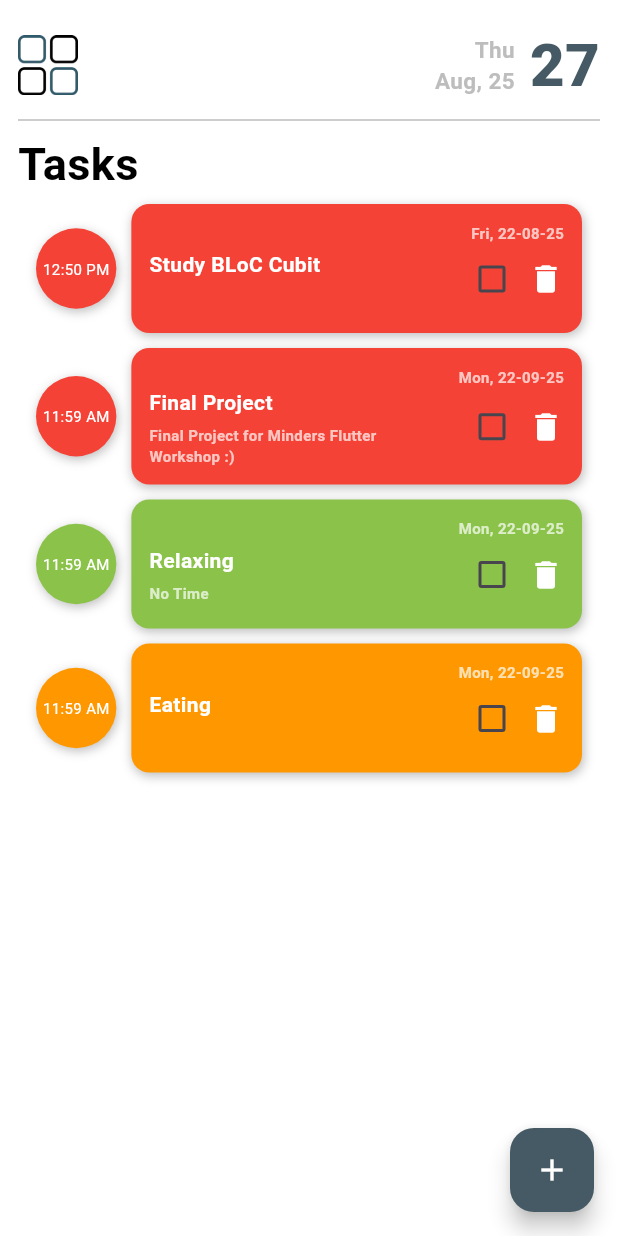
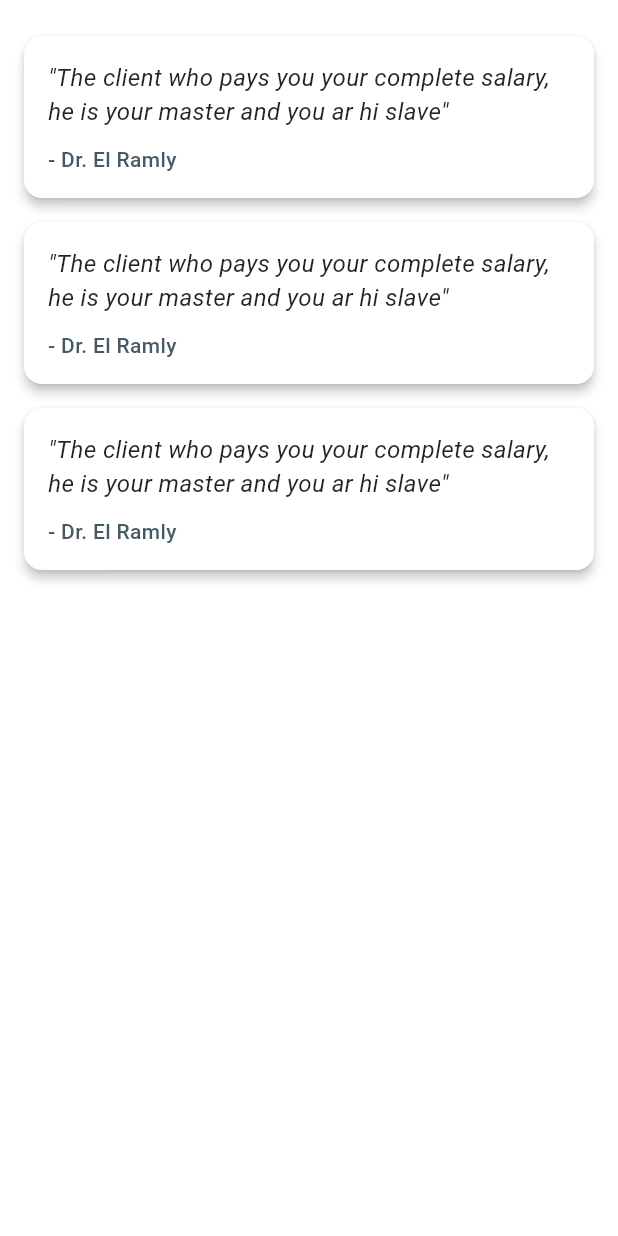
Before and after one commit to flutterworkshop2025/Session_6_Demo, a Flutter app: the screen it shows after launch, on a phone screen of 412 x 824 dp. Run offline on Flutter 3.47's test engine with Material 3 defaults, Android fonts, the phone set to English and light mode, and no system bars; our stand-ins replace equatable, flutter_bloc, hive_flutter; accounts and stored records are empty.

Commit message:
bottomNav + Qoute Screen

```diff
--- a/lib/core/dummy_data.dart
+++ b/lib/core/dummy_data.dart
@@ -1,6 +1,6 @@
-
 import '../feature/Tasks/data/model/priority_level.dart';
 import '../feature/Tasks/data/model/Task.dart';
+import '../feature/quote/data/model/qoute.dart';
 import 'app_data.dart';
 
 class DummyData {
@@ -16,23 +16,40 @@ class DummyData {
       title: "Final Project",
       dateTime: DateTime(2025, 9, 22, 11, 59),
       isComplete: false,
-       priority: Data.priorities[PriorityLevel.high]!,
-      description: "Final Project for Minders Flutter Workshop :)"
+      priority: Data.priorities[PriorityLevel.high]!,
+      description: "Final Project for Minders Flutter Workshop :)",
     ),
 
-     Task(
+    Task(
       title: "Relaxing",
       dateTime: DateTime(2025, 9, 22, 11, 59),
       isComplete: false,
-       priority: Data.priorities[PriorityLevel.low]!,
-      description: "No Time"
+      priority: Data.priorities[PriorityLevel.low]!,
+      description: "No Time",
     ),
 
-     Task(
+    Task(
       title: "Eating",
       dateTime: DateTime(2025, 9, 22, 11, 59),
       isComplete: false,
-       priority: Data.priorities[PriorityLevel.moderate]!,
+      priority: Data.priorities[PriorityLevel.moderate]!,
+    ),
+  ];
+
+  static final List<Qoute> qoutes = [
+    Qoute(
+      content:
+          "The client who pays you your complete salary, he is your master and you ar hi slave",
+      author: "Dr. El Ramly",
+    ),
+    Qoute(
+      content:
+          "The client who pays you your complete salary, he is your master and you ar hi slave",
+      author: "Dr. El Ramly",
+    ),Qoute(
+      content:
+          "The client who pays you your complete salary, he is your master and you ar hi slave",
+      author: "Dr. El Ramly",
     ),
   ];
 }
--- a/lib/feature/Tasks/presentation/screens/home_screen/home_screen.dart
+++ b/lib/feature/Tasks/presentation/screens/home_screen/home_screen.dart
@@ -2,7 +2,6 @@ import 'package:flutter/material.dart';
 import 'package:intl/intl.dart';
 
 import '../../../../../core/app_colors.dart';
-import '../../../../../core/app_data.dart';
 import '../../../../../core/dummy_data.dart';
 import '../../../data/model/Priority.dart';
 import '../../../data/model/Task.dart';
--- /dev/null
+++ b/lib/feature/quote/data/model/qoute.dart
@@ -0,0 +1,12 @@
+// ignore_for_file: public_member_api_docs, sort_constructors_first
+class Qoute {
+  String? content;
+  String? author;
+
+  Qoute({
+    this.content,
+    this.author,
+  });
+
+
+}
--- /dev/null
+++ b/lib/feature/quote/view/screen/qoute_screen/qoute_screen.dart
@@ -0,0 +1,59 @@
+import 'package:flutter/material.dart';
+
+import '../../../../../core/app_colors.dart';
+import '../../../../../core/dummy_data.dart';
+import '../../../data/model/qoute.dart';
+
+class QouteScreen extends StatelessWidget {
+  QouteScreen({super.key});
+
+  final List<Qoute> qoutes = DummyData.qoutes;
+
+  @override
+  Widget build(BuildContext context) {
+    return Scaffold(
+      body: SafeArea(
+        child: ListView.builder(
+          padding: const EdgeInsets.all(16),
+          itemCount: qoutes.length,
+          itemBuilder: (context, index) {
+            final Qoute qoute = qoutes[index];
+            return Card(
+              color: Colors.white,
+              elevation: 3,
+              margin: const EdgeInsets.symmetric(vertical: 8),
+              shape: RoundedRectangleBorder(
+                borderRadius: BorderRadius.circular(12),
+              ),
+              child: Padding(
+                padding: const EdgeInsets.all(16.0),
+                child: Column(
+                  crossAxisAlignment: CrossAxisAlignment.start,
+                  children: [
+                    Text(
+                      '"${qoute.content ?? ""}"',
+                      style: const TextStyle(
+                        fontSize: 16,
+                        fontStyle: FontStyle.italic,
+                        color: Colors.black87,
+                      ),
+                    ),
+                    const SizedBox(height: 10),
+                    Text(
+                      "- ${qoute.author ?? "Unknown"}",
+                      style: TextStyle(
+                        fontSize: 14,
+                        fontWeight: FontWeight.w500,
+                        color: AppColors.mainColor,
+                      ),
+                    ),
+                  ],
+                ),
+              ),
+            );
+          },
+        ),
+      ),
+    );
+  }
+}
--- a/lib/main.dart
+++ b/lib/main.dart
@@ -3,9 +3,11 @@ import 'package:flutter/material.dart';
 import 'package:flutter_bloc/flutter_bloc.dart';
 import 'package:hive_flutter/hive_flutter.dart';
 
+import 'core/widgets/navigation/bottom_navigator.dart';
 import 'feature/Tasks/data/model/Task.dart';
 import 'feature/Tasks/presentation/screens/home_screen/home_screen.dart';
 import 'feature/Tasks/view_model/bloc/task_bloc.dart';
+import 'feature/quote/view/screen/qoute_screen/qoute_screen.dart';
 
 void main() async {
   WidgetsFlutterBinding.ensureInitialized();
@@ -41,7 +43,7 @@ class MyApp extends StatelessWidget {
           debugShowCheckedModeBanner: false,
           theme: ThemeData(scaffoldBackgroundColor: Colors.white),
           title: 'Flutter Demo',
-          home: HomeScreen(),
+          home: QouteScreen(),
         ),
       ),
     );
```
Also changed, not shown: lib/core/widgets/navigation/bottom_navigator.dart (added, +57 -0 lines), lib/feature/quote/view_model/quote_bloc/quote_cubit.dart (added), lib/feature/quote/view_model/quote_bloc/quote_state.dart (added), pubspec.lock, 1 other file.
